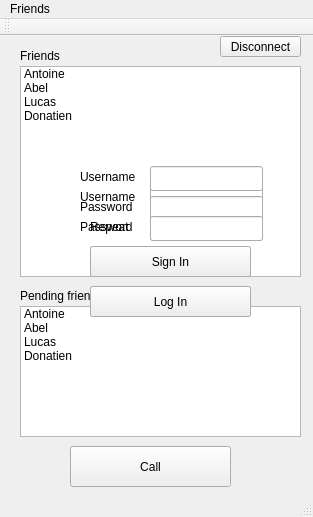
Old version of the form src/client/MainWindow/mainwindow.ui in the repository clapota/Babel.
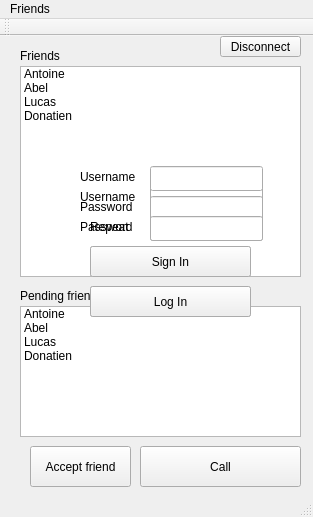
New version of the form.

Commit message: adding button accept

```diff
--- a/src/client/MainWindow/mainwindow.ui
+++ b/src/client/MainWindow/mainwindow.ui
@@ -71,7 +71,7 @@
     <widget class="QPushButton" name="pushButton">
      <property name="geometry">
       <rect>
-       <x>70</x>
+       <x>140</x>
        <y>410</y>
        <width>161</width>
        <height>41</height>
@@ -150,6 +150,19 @@
       <string>Friends</string>
      </property>
     </widget>
+    <widget class="QPushButton" name="pushButton_3">
+     <property name="geometry">
+      <rect>
+       <x>30</x>
+       <y>410</y>
+       <width>101</width>
+       <height>41</height>
+      </rect>
+     </property>
+     <property name="text">
+      <string>Accept friend</string>
+     </property>
+    </widget>
    </widget>
    <widget class="QWidget" name="widget_2" native="true">
     <property name="geometry">
```
The commit also changes 1 other file.
